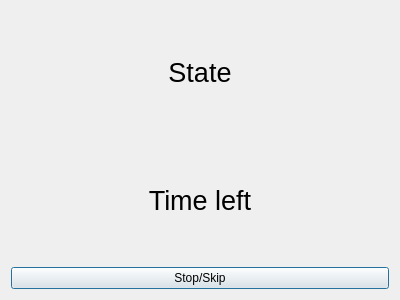
Old version of the form OOP/Lab2/OOPLab2/timer.ui in the repository Oleksii-Adamov/University-assignments-2-nd-year-.
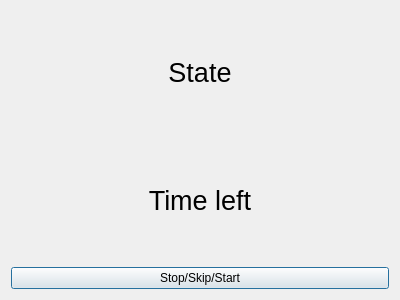
New version of the form.

Commit message: Fixed seconds to string, added possibility to stop, skip, start timer

```diff
--- a/OOP/Lab2/OOPLab2/timer.ui
+++ b/OOP/Lab2/OOPLab2/timer.ui
@@ -47,7 +47,7 @@
    <item>
     <widget class="QPushButton" name="pushButton_stop_skip">
      <property name="text">
-      <string>Stop/Skip</string>
+      <string>Stop/Skip/Start</string>
      </property>
     </widget>
    </item>
```
Left out of the diff: 2 changed lines with no effect on the pictures. The commit also changes 11 other files.
